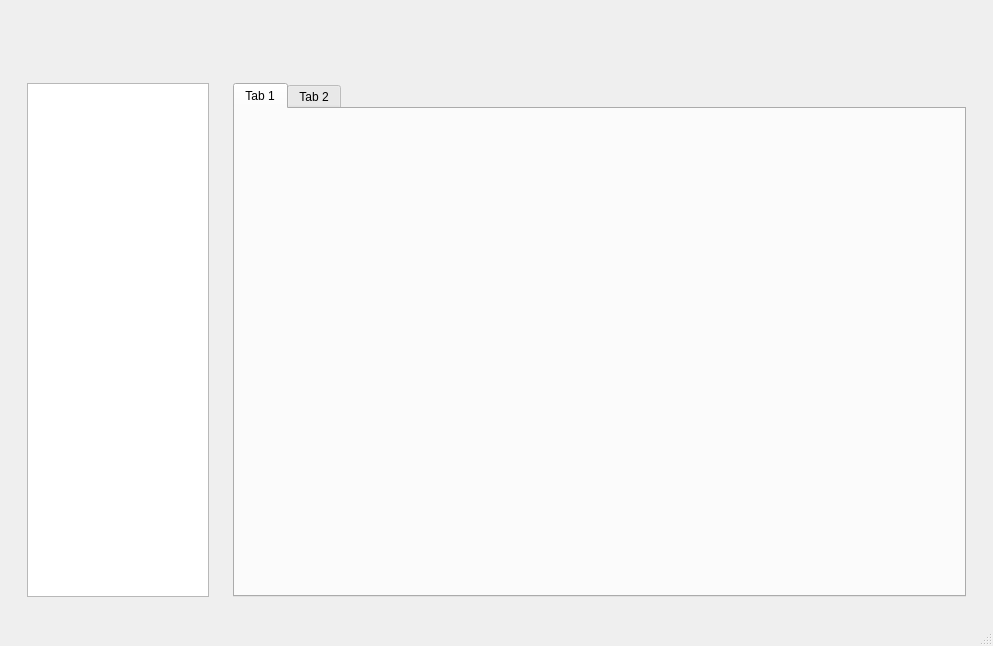
Old version of the form ui/mainwindow.ui in the repository Seymue/Inventory.
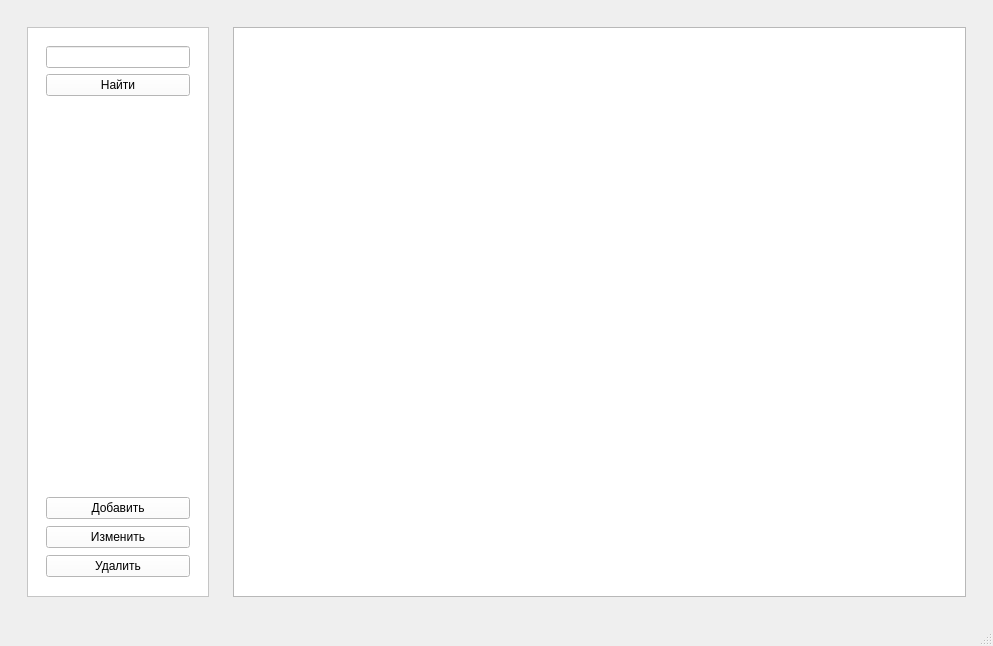
New version of the form.

```diff
--- a/ui/mainwindow.ui
+++ b/ui/mainwindow.ui
@@ -15,7 +15,7 @@
   </property>
   <widget class="QWidget" name="centralwidget">
    <layout class="QGridLayout" name="gridLayout">
-    <item row="1" column="0">
+    <item row="0" column="0">
      <widget class="QWidget" name="widget" native="true">
       <layout class="QGridLayout" name="gridLayout_2">
        <item row="0" column="0">
@@ -34,7 +34,83 @@
          </property>
          <layout class="QHBoxLayout" name="horizontalLayout">
           <item>
-           <widget class="QTreeView" name="treeView"/>
+           <widget class="QFrame" name="frame">
+            <property name="styleSheet">
+             <string notr="true">background-color: white;</string>
+            </property>
+            <property name="frameShape">
+             <enum>QFrame::StyledPanel</enum>
+            </property>
+            <property name="frameShadow">
+             <enum>QFrame::Raised</enum>
+            </property>
+            <layout class="QVBoxLayout" name="verticalLayout">
+             <item>
+              <widget class="QWidget" name="widget_4" native="true">
+               <property name="minimumSize">
+                <size>
+                 <width>0</width>
+                 <height>400</height>
+                </size>
+               </property>
+               <layout class="QVBoxLayout" name="verticalLayout_2">
+                <item>
+                 <widget class="QLineEdit" name="findText"/>
+                </item>
+                <item>
+                 <widget class="QPushButton" name="findButton">
+                  <property name="text">
+                   <string>Найти</string>
+                  </property>
+                 </widget>
+                </item>
+                <item>
+                 <widget class="QWidget" name="widget_6" native="true"/>
+                </item>
+               </layout>
+              </widget>
+             </item>
+             <item>
+              <widget class="QWidget" name="widget_5" native="true">
+               <property name="minimumSize">
+                <size>
+                 <width>0</width>
+                 <height>100</height>
+                </size>
+               </property>
+               <property name="maximumSize">
+                <size>
+                 <width>16777215</width>
+                 <height>100</height>
+                </size>
+               </property>
+               <layout class="QVBoxLayout" name="verticalLayout_3">
+                <item>
+                 <widget class="QPushButton" name="addButton">
+                  <property name="text">
+                   <string>Добавить</string>
+                  </property>
+                 </widget>
+                </item>
+                <item>
+                 <widget class="QPushButton" name="editButton">
+                  <property name="text">
+                   <string>Изменить</string>
+                  </property>
+                 </widget>
+                </item>
+                <item>
+                 <widget class="QPushButton" name="deleteButton">
+                  <property name="text">
+                   <string>Удалить</string>
+                  </property>
+                 </widget>
+                </item>
+               </layout>
+              </widget>
+             </item>
+            </layout>
+           </widget>
           </item>
          </layout>
         </widget>
@@ -43,18 +119,7 @@
         <widget class="QWidget" name="widget_3" native="true">
          <layout class="QGridLayout" name="gridLayout_3">
           <item row="0" column="0">
-           <widget class="QTabWidget" name="tabWidget">
-            <widget class="QWidget" name="tab">
-             <attribute name="title">
-              <string>Tab 1</string>
-             </attribute>
-            </widget>
-            <widget class="QWidget" name="tab_2">
-             <attribute name="title">
-              <string>Tab 2</string>
-             </attribute>
-            </widget>
-           </widget>
+           <widget class="QTableView" name="tableView"/>
           </item>
          </layout>
         </widget>
@@ -62,16 +127,6 @@
       </layout>
      </widget>
     </item>
-    <item row="0" column="0">
-     <widget class="QWidget" name="widget_4" native="true">
-      <property name="minimumSize">
-       <size>
-        <width>0</width>
-        <height>50</height>
-       </size>
-      </property>
-     </widget>
-    </item>
    </layout>
   </widget>
   <widget class="QStatusBar" name="statusbar"/>
```
Left out of the diff: 2 changed lines with no effect on the pictures.
